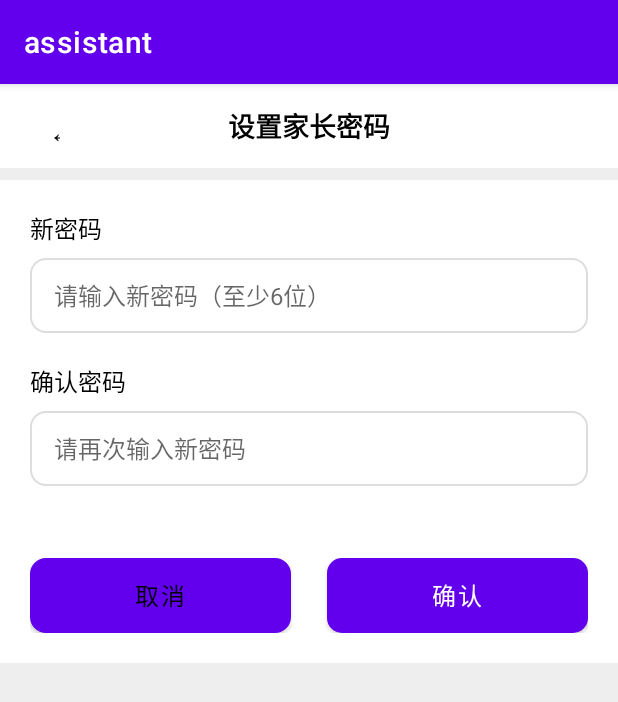
After one commit to njuwelkin/assistant, an Android app: the fragment ParentPasswordFragment shown on its own in the app's theme, on a phone screen of 412 x 824 dp. The commit adds this screen. Shown: the top 702 px of the screen. Run offline under Robolectric (Android 15) with nearby library versions, the phone set to English and light mode, and no system bars; 1 statement that could not run was skipped.

Commit message:
parent password

```diff
--- /dev/null
+++ b/app/src/main/java/com/example/assistant/ui/notifications/ParentPasswordFragment.java
@@ -0,0 +1,161 @@
+package com.example.assistant.ui.notifications;
+
+import android.os.Bundle;
+import android.util.Log;
+import android.view.LayoutInflater;
+import android.view.View;
+import android.view.ViewGroup;
+import android.widget.Toast;
+
+import androidx.annotation.NonNull;
+import androidx.annotation.Nullable;
+import androidx.fragment.app.Fragment;
+import androidx.lifecycle.ViewModelProvider;
+import androidx.navigation.NavController;
+import androidx.navigation.Navigation;
+
+import com.example.assistant.R;
+import com.example.assistant.databinding.FragmentParentPasswordBinding;
+
+public class ParentPasswordFragment extends Fragment {
+
+    private static final String TAG = "ParentPasswordFragment";
+    private FragmentParentPasswordBinding binding;
+    private MeViewModel meViewModel;
+    private boolean isSettingPassword = false; // 用于标记是首次设置密码还是修改密码
+
+    @Nullable
+    @Override
+    public View onCreateView(@NonNull LayoutInflater inflater, @Nullable ViewGroup container, @Nullable Bundle savedInstanceState) {
+        binding = FragmentParentPasswordBinding.inflate(inflater, container, false);
+        View root = binding.getRoot();
+
+        // 初始化ViewModel
+        meViewModel = new ViewModelProvider(requireActivity()).get(MeViewModel.class);
+
+        // 初始化数据库
+        meViewModel.initDatabase(requireContext());
+
+        // 检查是否已经设置了家长密码
+        checkPasswordStatus();
+
+        // 设置返回按钮点击事件
+        binding.backButton.setOnClickListener(v -> {
+            requireActivity().getSupportFragmentManager().popBackStack();
+        });
+
+        // 设置确认按钮点击事件
+        binding.confirmButton.setOnClickListener(v -> {
+            handleConfirmButtonClick();
+        });
+
+        // 设置取消按钮点击事件
+        binding.cancelButton.setOnClickListener(v -> {
+            requireActivity().getSupportFragmentManager().popBackStack();
+        });
+
+        return root;
+    }
+
+    /**
+     * 检查家长密码状态，决定显示设置还是修改界面
+     */
+    private void checkPasswordStatus() {
+        Boolean isPasswordSet = meViewModel.isParentPasswordSet().getValue();
+        if (isPasswordSet != null && !isPasswordSet) {
+            // 首次设置密码
+            isSettingPassword = true;
+            binding.titleText.setText("设置家长密码");
+            binding.oldPasswordLayout.setVisibility(View.GONE);
+            binding.newPasswordLayout.setVisibility(View.VISIBLE);
+            binding.confirmPasswordLayout.setVisibility(View.VISIBLE);
+        } else {
+            // 修改密码
+            isSettingPassword = false;
+            binding.titleText.setText("修改家长密码");
+            binding.oldPasswordLayout.setVisibility(View.VISIBLE);
+            binding.newPasswordLayout.setVisibility(View.VISIBLE);
+            binding.confirmPasswordLayout.setVisibility(View.VISIBLE);
+        }
+    }
+
+    /**
+     * 处理确认按钮点击事件
+     */
+    private void handleConfirmButtonClick() {
+        if (isSettingPassword) {
+            // 首次设置密码
+            String newPassword = binding.newPasswordEditText.getText().toString();
+            String confirmPassword = binding.confirmPasswordEditText.getText().toString();
+
+            if (validateNewPassword(newPassword, confirmPassword)) {
+                // 设置新密码
+                meViewModel.setParentPassword(newPassword);
+                // 检查密码是否设置成功
+                Boolean isPasswordSet = meViewModel.isParentPasswordSet().getValue();
+                if (isPasswordSet != null && isPasswordSet) {
+                    Toast.makeText(requireContext(), "家长密码设置成功", Toast.LENGTH_SHORT).show();
+                    // 明确导航到MeFragment，而不是简单地popBackStack
+                    NavController navController = Navigation.findNavController(requireActivity(), R.id.nav_host_fragment_activity_main);
+                    navController.navigate(R.id.navigation_me);
+                } else {
+                    Toast.makeText(requireContext(), "密码设置失败，请重试", Toast.LENGTH_SHORT).show();
+                }
+            }
+        } else {
+            // 修改密码
+            String oldPassword = binding.oldPasswordEditText.getText().toString();
+            String newPassword = binding.newPasswordEditText.getText().toString();
+            String confirmPassword = binding.confirmPasswordEditText.getText().toString();
+
+            // 验证原密码
+            if (meViewModel.verifyParentPassword(oldPassword)) {
+                // 验证新密码
+                if (validateNewPassword(newPassword, confirmPassword)) {
+                    // 更新密码
+                    meViewModel.setParentPassword(newPassword);
+                    // 检查密码是否更新成功
+                    Boolean isPasswordSet = meViewModel.isParentPasswordSet().getValue();
+                    if (isPasswordSet != null && isPasswordSet) {
+                    Toast.makeText(requireContext(), "家长密码修改成功", Toast.LENGTH_SHORT).show();
+                    // 明确导航到MeFragment，而不是简单地popBackStack
+                    NavController navController = Navigation.findNavController(requireActivity(), R.id.nav_host_fragment_activity_main);
+                    navController.navigate(R.id.navigation_me);
+                } else {
+                    Toast.makeText(requireContext(), "密码修改失败，请重试", Toast.LENGTH_SHORT).show();
+                }
+                }
+            } else {
+                Toast.makeText(requireContext(), "原密码不正确", Toast.LENGTH_SHORT).show();
+            }
+        }
+    }
+
+    /**
+     * 验证新密码格式和两次输入是否一致
+     */
+    private boolean validateNewPassword(String newPassword, String confirmPassword) {
+        if (newPassword.isEmpty()) {
+            Toast.makeText(requireContext(), "请输入新密码", Toast.LENGTH_SHORT).show();
+            return false;
+        }
+
+        if (newPassword.length() < 6) {
+            Toast.makeText(requireContext(), "密码长度不能少于6位", Toast.LENGTH_SHORT).show();
+            return false;
+        }
+
+        if (!newPassword.equals(confirmPassword)) {
+            Toast.makeText(requireContext(), "两次输入的密码不一致", Toast.LENGTH_SHORT).show();
+            return false;
+        }
+
+        return true;
+    }
+
+    @Override
+    public void onDestroyView() {
+        super.onDestroyView();
+        binding = null;
+    }
+}
--- a/app/src/main/java/com/example/assistant/util/DatabaseHelper.java
+++ b/app/src/main/java/com/example/assistant/util/DatabaseHelper.java
@@ -8,12 +8,10 @@ import android.util.Log;
 
 import androidx.annotation.Nullable;
 
-import java.util.concurrent.TimeUnit;
-
 public class DatabaseHelper extends SQLiteOpenHelper {
     private static final String TAG = "DatabaseHelper";
     private static final String DATABASE_NAME = "auth_db";
-    private static final int DATABASE_VERSION = 1;
+    private static final int DATABASE_VERSION = 2; // 增加版本号以支持家长密码表
 
     // 认证表名
     private static final String TABLE_AUTH = "auth";
@@ -22,11 +20,24 @@ public class DatabaseHelper extends SQLiteOpenHelper {
     private static final String COLUMN_TOKEN = "token";
     private static final String COLUMN_LOGIN_TIME = "login_time";
 
-    // 创建表的SQL语句
+    // 家长密码表名
+    private static final String TABLE_PARENT_PASSWORD = "parent_password";
+    // 家长密码表字段
+    private static final String COLUMN_PASSWORD_HASH = "password_hash";
+    private static final String COLUMN_CREATED_TIME = "created_time";
+
+    // 创建认证表的SQL语句
     private static final String CREATE_AUTH_TABLE = "CREATE TABLE " + TABLE_AUTH + "(" +
             COLUMN_ID + " INTEGER PRIMARY KEY AUTOINCREMENT, " +
             COLUMN_TOKEN + " TEXT, " +
             COLUMN_LOGIN_TIME + " INTEGER" +
+            ");";
+
+    // 创建家长密码表的SQL语句
+    private static final String CREATE_PARENT_PASSWORD_TABLE = "CREATE TABLE " + TABLE_PARENT_PASSWORD + "(" +
+            COLUMN_ID + " INTEGER PRIMARY KEY AUTOINCREMENT, " +
+            COLUMN_PASSWORD_HASH + " TEXT NOT NULL, " +
+            COLUMN_CREATED_TIME + " INTEGER NOT NULL" +
             ");";
 
     public DatabaseHelper(@Nullable Context context) {
@@ -37,13 +48,16 @@ public class DatabaseHelper extends SQLiteOpenHelper {
     public void onCreate(SQLiteDatabase db) {
         // 创建认证表
         db.execSQL(CREATE_AUTH_TABLE);
+        // 创建家长密码表
+        db.execSQL(CREATE_PARENT_PASSWORD_TABLE);
     }
 
     @Override
     public void onUpgrade(SQLiteDatabase db, int oldVersion, int newVersion) {
-        // 如果数据库版本更新，删除旧表并创建新表
-        db.execSQL("DROP TABLE IF EXISTS " + TABLE_AUTH);
-        onCreate(db);
+        // 如果是从版本1升级到版本2，添加家长密码表
+        if (oldVersion < 2) {
+            db.execSQL(CREATE_PARENT_PASSWORD_TABLE);
+        }
     }
 
     // 保存认证信息
@@ -98,6 +112,60 @@ public class DatabaseHelper extends SQLiteOpenHelper {
         return loginTime;
     }
 
+    // 保存家长密码
+    public boolean saveParentPassword(String passwordHash) {
+        SQLiteDatabase db = this.getWritableDatabase();
+        try {
+            // 先删除旧的密码信息
+            db.delete(TABLE_PARENT_PASSWORD, null, null);
+            // 插入新的密码信息
+            db.execSQL("INSERT INTO " + TABLE_PARENT_PASSWORD + "(" + COLUMN_PASSWORD_HASH + ", " + COLUMN_CREATED_TIME + ") VALUES(?, ?)",
+                    new Object[]{passwordHash, System.currentTimeMillis()});
+            return true;
+        } catch (Exception e) {
+            Log.e(TAG, "Failed to save parent password", e);
+            return false;
+        } finally {
+            db.close();
+        }
+    }
+
+    // 获取家长密码
+    public String getParentPassword() {
+        SQLiteDatabase db = this.getReadableDatabase();
+        String passwordHash = null;
+        try {
+            Cursor cursor = db.query(TABLE_PARENT_PASSWORD, new String[]{COLUMN_PASSWORD_HASH}, null, null, null, null, null);
+            if (cursor != null && cursor.moveToFirst()) {
+                passwordHash = cursor.getString(cursor.getColumnIndexOrThrow(COLUMN_PASSWORD_HASH));
+                cursor.close();
+            }
+        } catch (Exception e) {
+            Log.e(TAG, "Failed to get parent password", e);
+        } finally {
+            db.close();
+        }
+        return passwordHash;
+    }
+
+    // 检查家长密码是否已设置
+    public boolean isParentPasswordSet() {
+        String passwordHash = getParentPassword();
+        return passwordHash != null && !passwordHash.isEmpty();
+    }
+
+    // 清除家长密码
+    public void clearParentPassword() {
+        SQLiteDatabase db = this.getWritableDatabase();
+        try {
+            db.delete(TABLE_PARENT_PASSWORD, null, null);
+        } catch (Exception e) {
+            Log.e(TAG, "Failed to clear parent password", e);
+        } finally {
+            db.close();
+        }
+    }
+
     // 清除认证信息
     public void clearAuthInfo() {
         SQLiteDatabase db = this.getWritableDatabase();
--- /dev/null
+++ b/app/src/main/res/drawable/button_gray_bg.xml
@@ -0,0 +1,13 @@
+<?xml version="1.0" encoding="utf-8"?>
+<ripple xmlns:android="http://schemas.android.com/apk/res/android"
+    android:color="#AAAAAA">
+    <item>
+        <shape android:shape="rectangle">
+            <solid android:color="#F5F5F5" />
+            <corners android:radius="10dp" />
+            <stroke
+                android:width="1dp"
+                android:color="#E0E0E0" />
+        </shape>
+    </item>
+</ripple>
--- /dev/null
+++ b/app/src/main/res/drawable/button_purple_background.xml
@@ -0,0 +1,10 @@
+<?xml version="1.0" encoding="utf-8"?>
+<shape xmlns:android="http://schemas.android.com/apk/res/android"
+    android:shape="rectangle">
+    <!-- 圆角 -->
+    <corners android:radius="10dp" />
+    <!-- 背景色 -->
+    <solid android:color="@color/purple_500" />
+    <!-- 按下时的状态变化 -->
+    <ripple android:color="@android:color/white" android:radius="10dp" />
+</shape>
--- /dev/null
+++ b/app/src/main/res/drawable/edit_text_background.xml
@@ -0,0 +1,12 @@
+<?xml version="1.0" encoding="utf-8"?>
+<shape xmlns:android="http://schemas.android.com/apk/res/android"
+    android:shape="rectangle">
+    <!-- 圆角 -->
+    <corners android:radius="10dp" />
+    <!-- 边框 -->
+    <stroke
+        android:width="1dp"
+        android:color="#ddd" />
+    <!-- 背景色 -->
+    <solid android:color="#FFFFFF" />
+</shape>
--- /dev/null
+++ b/app/src/main/res/layout/fragment_parent_password.xml
@@ -0,0 +1,171 @@
+<?xml version="1.0" encoding="utf-8"?>
+<LinearLayout xmlns:android="http://schemas.android.com/apk/res/android"
+    xmlns:tools="http://schemas.android.com/tools"
+    android:layout_width="match_parent"
+    android:layout_height="match_parent"
+    android:background="@color/light_gray"
+    android:orientation="vertical"
+    tools:context=".ui.notifications.ParentPasswordFragment">
+
+    <!-- 顶部导航栏 -->
+    <LinearLayout
+        android:layout_width="match_parent"
+        android:layout_height="56dp"
+        android:background="@color/white"
+        android:gravity="center_vertical"
+        android:paddingHorizontal="16dp">
+
+        <Button
+            android:id="@+id/back_button"
+            android:layout_width="40dp"
+            android:layout_height="40dp"
+            android:background="@android:color/transparent"
+            android:text="←"
+            android:textColor="@color/black"
+            android:textSize="20sp" />
+
+        <TextView
+            android:id="@+id/title_text"
+            android:layout_width="0dp"
+            android:layout_height="wrap_content"
+            android:layout_weight="1"
+            android:gravity="center"
+            android:text="设置家长密码"
+            android:textColor="@color/black"
+            android:textSize="18sp"
+            android:textStyle="bold" />
+
+        <View
+            android:layout_width="40dp"
+            android:layout_height="40dp" />
+    </LinearLayout>
+
+    <View
+        android:layout_width="match_parent"
+        android:layout_height="8dp"
+        android:background="@color/light_gray" />
+
+    <!-- 密码设置表单 -->
+    <LinearLayout
+        android:layout_width="match_parent"
+        android:layout_height="wrap_content"
+        android:background="@color/white"
+        android:orientation="vertical"
+        android:padding="20dp">
+
+        <!-- 原密码输入框（修改密码时显示） -->
+        <LinearLayout
+            android:id="@+id/old_password_layout"
+            android:layout_width="match_parent"
+            android:layout_height="wrap_content"
+            android:orientation="vertical"
+            android:layout_marginBottom="20dp">
+
+            <TextView
+                android:layout_width="wrap_content"
+                android:layout_height="wrap_content"
+                android:text="原密码"
+                android:textColor="@color/black"
+                android:textSize="16sp"
+                android:layout_marginBottom="8dp" />
+
+            <EditText
+                android:id="@+id/old_password_edit_text"
+                android:layout_width="match_parent"
+                android:layout_height="50dp"
+                android:background="@drawable/edit_text_background"
+                android:hint="请输入原密码"
+                android:inputType="textPassword"
+                android:paddingHorizontal="16dp"
+                android:textColor="@color/black"
+                android:textSize="16sp" />
+        </LinearLayout>
+
+        <!-- 新密码输入框 -->
+        <LinearLayout
+            android:id="@+id/new_password_layout"
+            android:layout_width="match_parent"
+            android:layout_height="wrap_content"
+            android:orientation="vertical"
+            android:layout_marginBottom="20dp">
+
+            <TextView
+                android:layout_width="wrap_content"
+                android:layout_height="wrap_content"
+                android:text="新密码"
+                android:textColor="@color/black"
+                android:textSize="16sp"
+                android:layout_marginBottom="8dp" />
+
+            <EditText
+                android:id="@+id/new_password_edit_text"
+                android:layout_width="match_parent"
+                android:layout_height="50dp"
+                android:background="@drawable/edit_text_background"
+                android:hint="请输入新密码（至少6位）"
+                android:inputType="textPassword"
+                android:paddingHorizontal="16dp"
+                android:textColor="@color/black"
+                android:textSize="16sp" />
+        </LinearLayout>
+
+        <!-- 确认新密码输入框 -->
+        <LinearLayout
+            android:id="@+id/confirm_password_layout"
+            android:layout_width="match_parent"
+            android:layout_height="wrap_content"
+            android:orientation="vertical"
+            android:layout_marginBottom="32dp">
+
+            <TextView
+                android:layout_width="wrap_content"
+                android:layout_height="wrap_content"
+                android:text="确认密码"
+                android:textColor="@color/black"
+                android:textSize="16sp"
+                android:layout_marginBottom="8dp" />
+
+            <EditText
+                android:id="@+id/confirm_password_edit_text"
+                android:layout_width="match_parent"
+                android:layout_height="50dp"
+                android:background="@drawable/edit_text_background"
+                android:hint="请再次输入新密码"
+                android:inputType="textPassword"
+                android:paddingHorizontal="16dp"
+                android:textColor="@color/black"
+                android:textSize="16sp" />
+        </LinearLayout>
+
+        <!-- 按钮区域 -->
+        <LinearLayout
+            android:layout_width="match_parent"
+            android:layout_height="wrap_content"
+            android:orientation="horizontal"
+            android:gravity="center"
+            android:layout_marginTop="16dp">
+
+            <Button
+                android:id="@+id/cancel_button"
+                android:layout_width="0dp"
+            android:layout_height="50dp"
+            android:layout_weight="1"
+            android:layout_marginRight="12dp"
+            android:background="@drawable/button_gray_bg"
+            android:text="取消"
+            android:textColor="@color/black"
+            android:textSize="16sp" />
+
+            <Button
+                android:id="@+id/confirm_button"
+                android:layout_width="0dp"
+                android:layout_height="50dp"
+                android:layout_weight="1"
+                android:layout_marginLeft="12dp"
+                android:background="@drawable/button_purple_background"
+                android:text="确认"
+                android:textColor="@color/white"
+                android:textSize="16sp" />
+        </LinearLayout>
+    </LinearLayout>
+</LinearLayout>
```
Also changed, not shown: app/src/main/java/com/example/assistant/ui/notifications/MeFragment.java (+10 -8 lines), app/src/main/java/com/example/assistant/ui/notifications/MeViewModel.java (+65 -5 lines), app/src/main/res/drawable/back_arrow_selector.xml (added, +7 -0 lines), app/src/main/res/drawable/button_gray_background.xml (added, +13 -0 lines), app/src/main/res/drawable/ic_arrow_back.xml (added, +10 -0 lines), app/src/main/res/drawable/ic_arrow_back_pressed.xml (added, +10 -0 lines).
